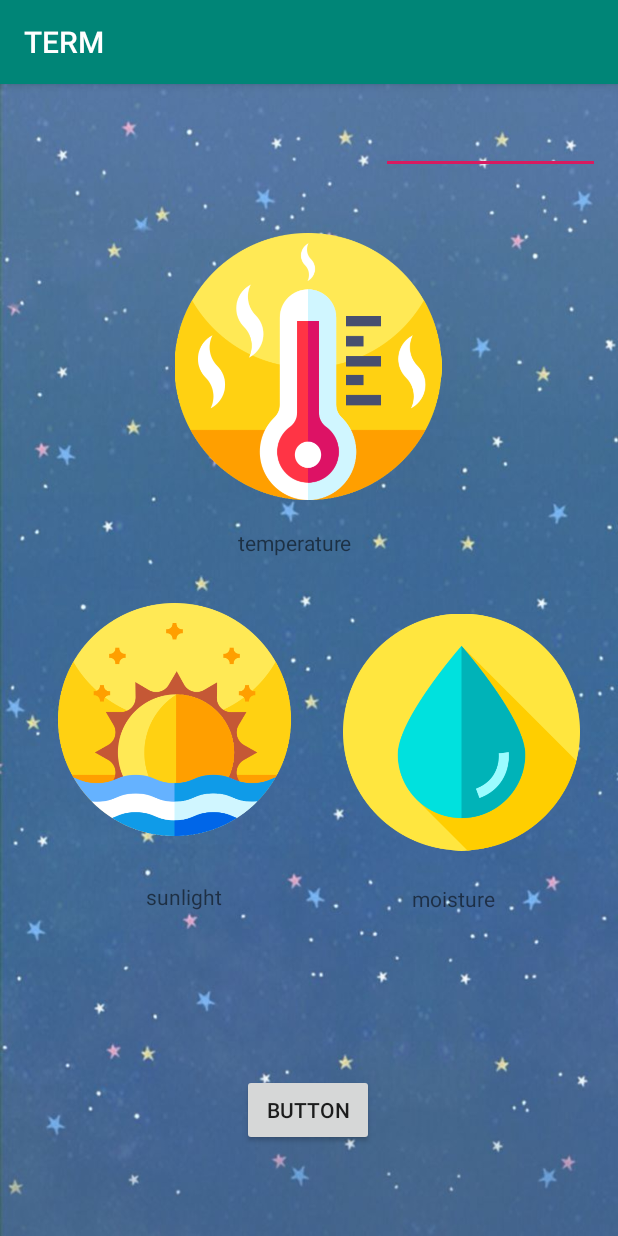
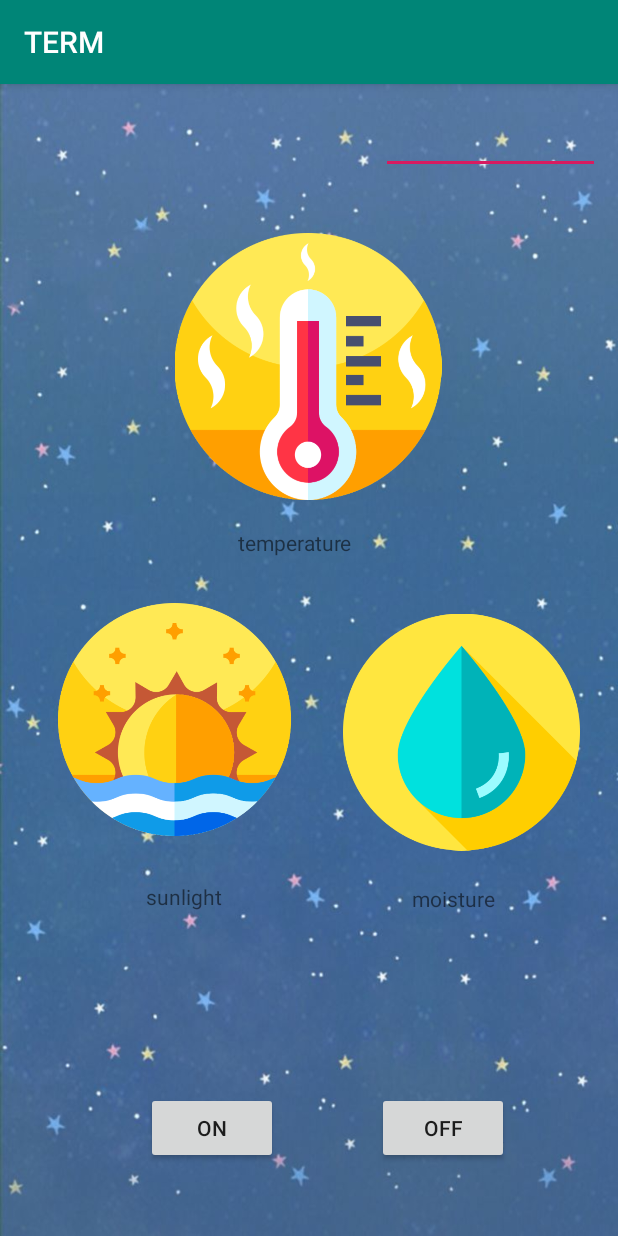
Before and after one commit to donutstv/TemperatureMonitoring_CPE_SRC, an Android app: the screen it shows after launch (MainActivity), on a phone screen of 412 x 824 dp. Run offline under Robolectric (Android 15) with nearby library versions, the phone set to English and light mode, and no system bars; libraries missing offline, so code that uses them is left out: io.netpie.microgear; 3 statements that could not run were skipped.

Commit message:
Integration3_checked
1.ทำการแสดงค่าโดยการสั่งจากnetpieได้

```diff
--- a/app/src/main/java/com/example/term/MainActivity.java
+++ b/app/src/main/java/com/example/term/MainActivity.java
@@ -19,7 +19,8 @@
     private String key = "qsl7mPMfXo4gbkG"; //KEY
     private String secret = "dGbb12DP6F3PngaDno0nEZkIe"; //SECRET
     private String alias = "android";
-    private Button button;
+    private Button button1;
+    private Button button2;
 
 
     Handler handler = new Handler() {
@@ -38,16 +39,23 @@
         MicrogearCallBack callback = new MicrogearCallBack();
         microgear.connect(appid,key,secret,alias);
         microgear.setCallback(callback);
-        microgear.subscribe("Topictest");
+        microgear.subscribe("tester");
 
-        button = findViewById(R.id.button3);
-        button.setOnClickListener(new View.OnClickListener() {
+        button1 = findViewById(R.id.button3);
+        button1.setOnClickListener(new View.OnClickListener() {
             @Override
             public void onClick(View view) {
-                microgear.publish("Topictest", "test1222");
-
+                //microgear.publish("esp32_test", "testaaa");
+                microgear.chat("esp32_test","On");
             }
-
+        });
+        button2 = findViewById(R.id.button2);
+        button2.setOnClickListener(new View.OnClickListener() {
+            @Override
+            public void onClick(View view) {
+                //microgear.publish("esp32_test", "testaaa");
+                microgear.chat("esp32_test","Off");
+            }
         });
     }
     class MicrogearCallBack implements MicrogearEventListener{
--- a/app/src/main/res/layout/activity_main.xml
+++ b/app/src/main/res/layout/activity_main.xml
@@ -106,13 +106,31 @@
         android:layout_marginEnd="8dp"
         android:layout_marginRight="8dp"
         android:layout_marginBottom="8dp"
-        android:text="Button"
+        android:text="on"
         app:layout_constraintBottom_toBottomOf="parent"
         app:layout_constraintEnd_toEndOf="parent"
-        app:layout_constraintHorizontal_bias="0.498"
+        app:layout_constraintHorizontal_bias="0.289"
         app:layout_constraintStart_toStartOf="parent"
         app:layout_constraintTop_toTopOf="parent"
-        app:layout_constraintVertical_bias="0.926" />
+        app:layout_constraintVertical_bias="0.943" />
+
+    <Button
+        android:id="@+id/button2"
+        android:layout_width="wrap_content"
+        android:layout_height="wrap_content"
+        android:layout_marginStart="8dp"
+        android:layout_marginLeft="8dp"
+        android:layout_marginTop="8dp"
+        android:layout_marginEnd="8dp"
+        android:layout_marginRight="8dp"
+        android:layout_marginBottom="8dp"
+        android:text="off"
+        app:layout_constraintBottom_toBottomOf="parent"
+        app:layout_constraintEnd_toEndOf="parent"
+        app:layout_constraintHorizontal_bias="0.791"
+        app:layout_constraintStart_toStartOf="parent"
+        app:layout_constraintTop_toTopOf="parent"
+        app:layout_constraintVertical_bias="0.943" />
 
     <ImageView
         android:id="@+id/imageView11"
```
